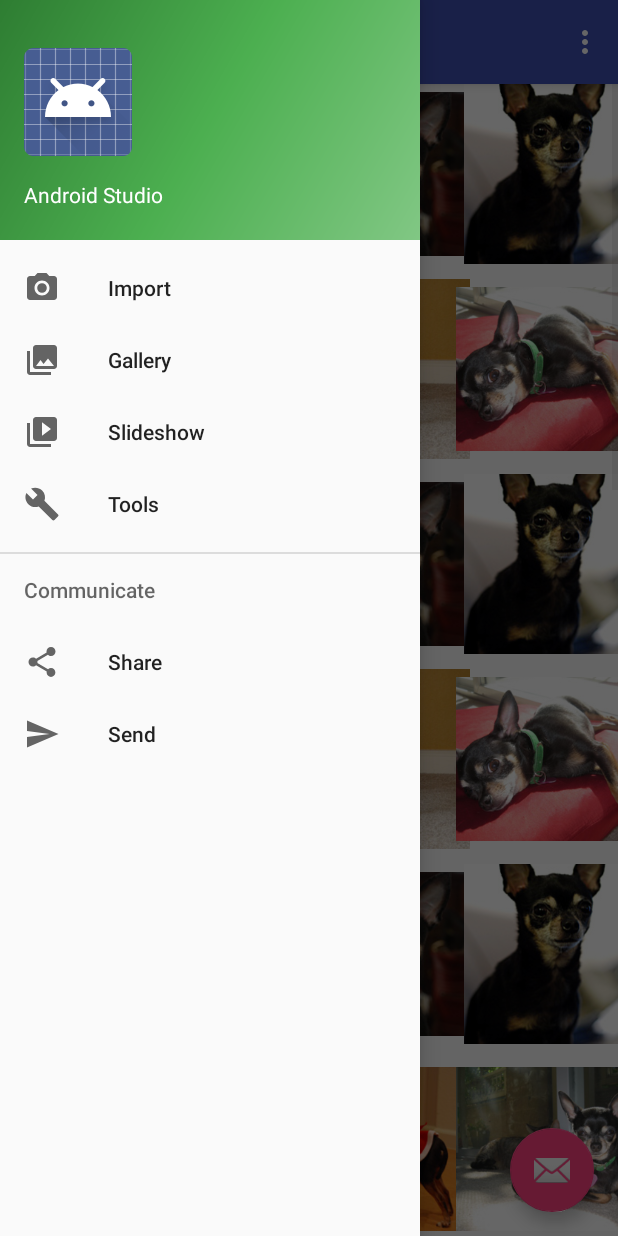
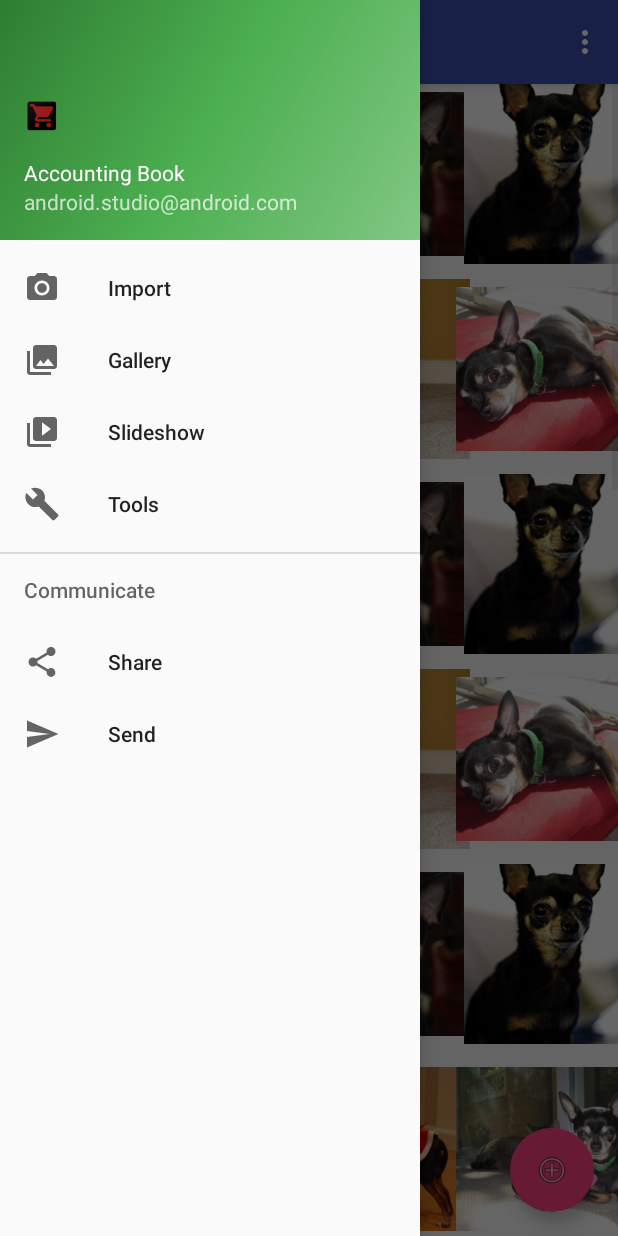
Before and after one commit to senden9/accountBookAndroid, an Android app: the screen it shows after launch (MainActivity), with the side drawer open, on a phone screen of 412 x 824 dp. Run offline under Robolectric (Android 15) with nearby library versions, the phone set to English and light mode, and no system bars.

Commit message:
Update icons

```diff
--- a/app/src/main/res/layout/app_bar_main.xml
+++ b/app/src/main/res/layout/app_bar_main.xml
@@ -28,6 +28,6 @@
         android:layout_height="wrap_content"
         android:layout_gravity="bottom|end"
         android:layout_margin="@dimen/fab_margin"
-        app:srcCompat="@android:drawable/ic_dialog_email" />
+        app:srcCompat="@android:drawable/ic_menu_add" />
 
 </android.support.design.widget.CoordinatorLayout>
--- a/app/src/main/res/layout/nav_header_main.xml
+++ b/app/src/main/res/layout/nav_header_main.xml
@@ -17,13 +17,13 @@
         android:layout_width="wrap_content"
         android:layout_height="wrap_content"
         android:paddingTop="@dimen/nav_header_vertical_spacing"
-        app:srcCompat="@android:drawable/sym_def_app_icon" />
+        app:srcCompat="@mipmap/ic_launcher" />
 
     <TextView
         android:layout_width="match_parent"
         android:layout_height="wrap_content"
         android:paddingTop="@dimen/nav_header_vertical_spacing"
-        android:text="Android Studio"
+        android:text="@string/app_name"
         android:textAppearance="@style/TextAppearance.AppCompat.Body1" />
 
     <TextView
--- a/app/src/main/res/values/strings.xml
+++ b/app/src/main/res/values/strings.xml
@@ -1,5 +1,5 @@
 <resources>
-    <string name="app_name">GridTest</string>
+    <string name="app_name">Accounting Book</string>
 
     <string name="navigation_drawer_open">Open navigation drawer</string>
     <string name="navigation_drawer_close">Close navigation drawer</string>
```
